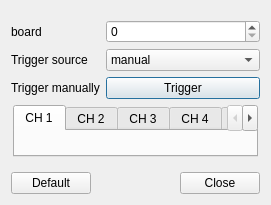
First picture: the form in escam/dialogioctrl.ui, repository Entwicklungsburo-Stresing/EBST_CAM, before the edit.
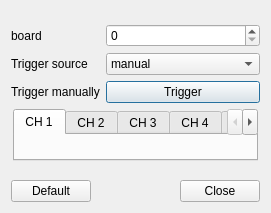
Second picture: the form after the edit. Custom widgets are drawn as their Qt base class.

Commit message: Add ToolTip and WhatsThis to ioctrl window

```diff
--- a/escam/dialogioctrl.ui
+++ b/escam/dialogioctrl.ui
@@ -6,8 +6,8 @@
    <rect>
     <x>0</x>
     <y>0</y>
-    <width>249</width>
-    <height>205</height>
+    <width>263</width>
+    <height>213</height>
    </rect>
   </property>
   <property name="windowTitle">
```
Left out of the diff: 39 changed lines with no effect on the pictures. The commit also changes 1 other file.
